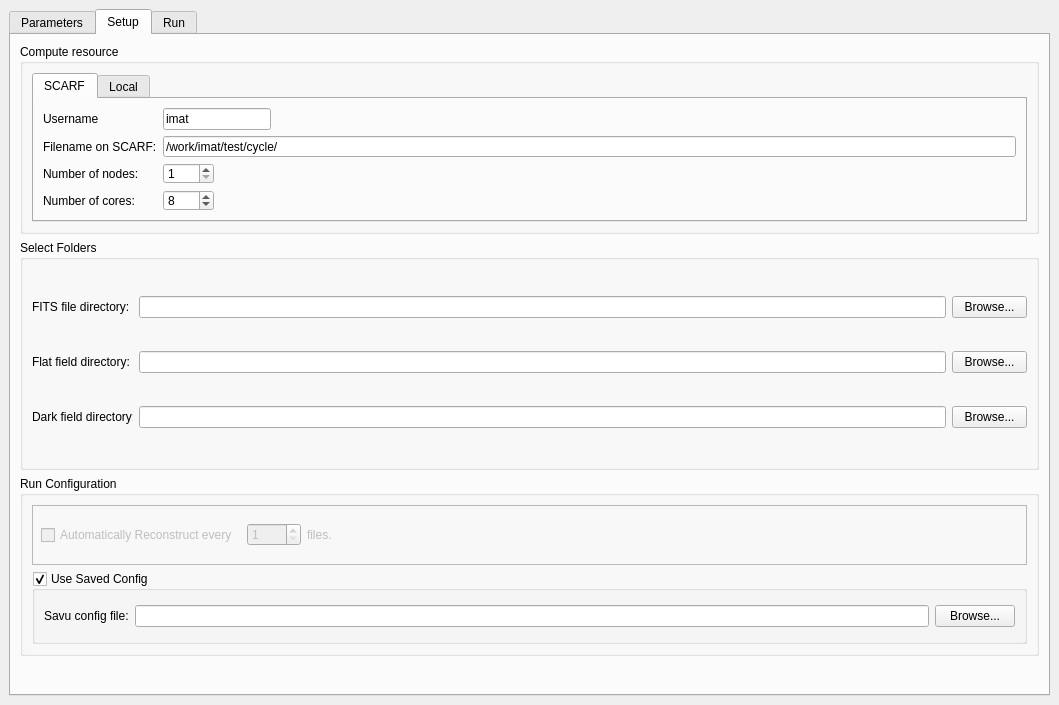
Above: Code/Mantid/MantidQt/CustomInterfaces/inc/MantidQtCustomInterfaces/TomoReconstruction.ui from mantidproject/mantid before the change. Below: the same form after it.
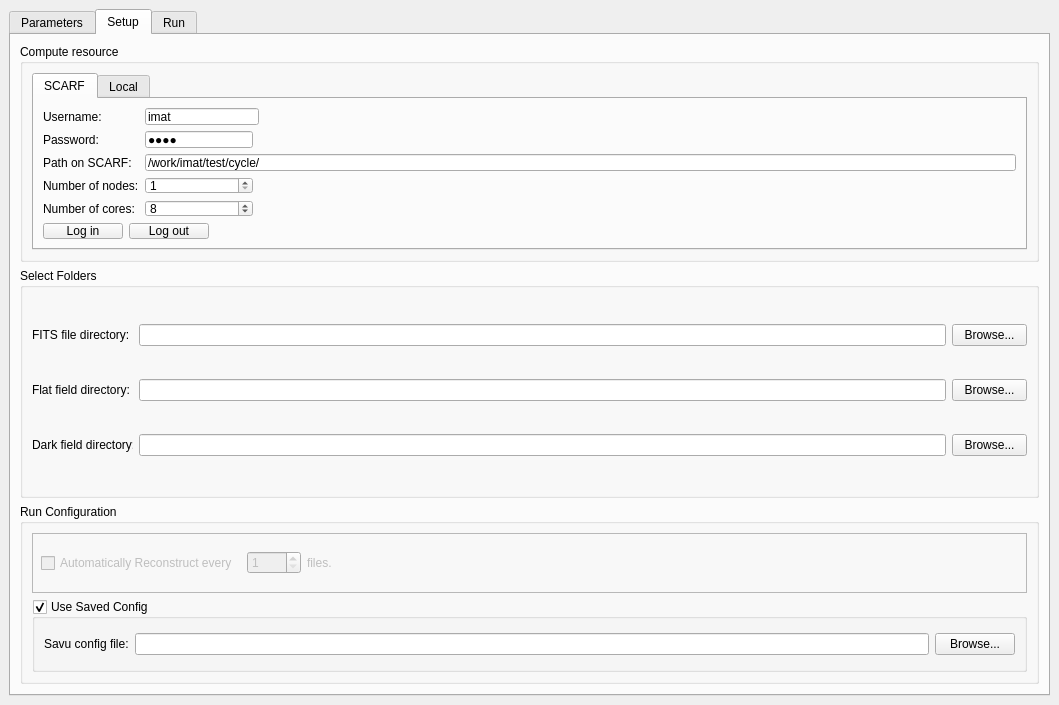
That is the form after the change. The open tabs and pages were chosen to show the change.

Commit message: more compute resource, login/logout functionality, re #10564

What changed in the file:
```diff
--- a/Code/Mantid/MantidQt/CustomInterfaces/inc/MantidQtCustomInterfaces/TomoReconstruction.ui
+++ b/Code/Mantid/MantidQt/CustomInterfaces/inc/MantidQtCustomInterfaces/TomoReconstruction.ui
@@ -411,10 +411,106 @@
               <layout class="QGridLayout" name="gridLayout_26">
                <item row="0" column="0">
                 <layout class="QGridLayout" name="gridLayout_27">
+                 <item row="5" column="0" colspan="4">
+                  <layout class="QHBoxLayout" name="horizontalLayout_8">
+                   <item>
+                    <widget class="QPushButton" name="pushButton_SCARF_login">
+                     <property name="text">
+                      <string>Log in</string>
+                     </property>
+                    </widget>
+                   </item>
+                   <item>
+                    <widget class="QPushButton" name="pushButton_SCARF_logout">
+                     <property name="text">
+                      <string>Log out</string>
+                     </property>
+                    </widget>
+                   </item>
+                   <item>
+                    <spacer name="horizontalSpacer_12">
+                     <property name="orientation">
+                      <enum>Qt::Horizontal</enum>
+                     </property>
+                     <property name="sizeHint" stdset="0">
+                      <size>
+                       <width>198</width>
+                       <height>20</height>
+                      </size>
+                     </property>
+                    </spacer>
+                   </item>
+                  </layout>
+                 </item>
                  <item row="0" column="0">
                   <widget class="QLabel" name="label_21">
                    <property name="text">
-                    <string>Username</string>
+                    <string>Username:</string>
+                   </property>
+                  </widget>
+                 </item>
+                 <item row="3" column="1">
+                  <widget class="QSpinBox" name="spinBox_SCARFnumNodes">
+                   <property name="minimum">
+                    <number>1</number>
+                   </property>
+                   <property name="maximum">
+                    <number>99</number>
+                   </property>
+                   <property name="value">
+                    <number>1</number>
+                   </property>
+                  </widget>
+                 </item>
+                 <item row="3" column="2" colspan="2">
+                  <spacer name="horizontalSpacer_16">
+                   <property name="orientation">
+                    <enum>Qt::Horizontal</enum>
+                   </property>
+                   <property name="sizeHint" stdset="0">
+                    <size>
+                     <width>40</width>
+                     <height>20</height>
+                    </size>
+                   </property>
+                  </spacer>
+                 </item>
+                 <item row="3" column="0">
+                  <widget class="QLabel" name="label_23">
+                   <property name="text">
+                    <string>Number of nodes:</string>
+                   </property>
+                  </widget>
+                 </item>
+                 <item row="4" column="1">
+                  <widget class="QSpinBox" name="spinBox_SCARFnumCores">
+                   <property name="minimum">
+                    <number>1</number>
+                   </property>
+                   <property name="maximum">
+                    <number>99</number>
+                   </property>
+                   <property name="value">
+                    <number>8</number>
+                   </property>
+                  </widget>
+                 </item>
+                 <item row="1" column="1">
+                  <widget class="QLineEdit" name="lineEdit_SCARF_password">
+                   <property name="sizePolicy">
+                    <sizepolicy hsizetype="Preferred" vsizetype="Fixed">
+                     <horstretch>0</horstretch>
+                     <verstretch>0</verstretch>
+                    </sizepolicy>
+                   </property>
+                   <property name="text">
+                    <string>imat</string>
+                   </property>
+                   <property name="echoMode">
+                    <enum>QLineEdit::Password</enum>
+                   </property>
+                   <property name="cursorPosition">
+                    <number>4</number>
                    </property>
                   </widget>
                  </item>
@@ -444,75 +540,49 @@
                    </property>
                   </spacer>
                  </item>
+                 <item row="4" column="2" colspan="2">
+                  <spacer name="horizontalSpacer_17">
+                   <property name="orientation">
+                    <enum>Qt::Horizontal</enum>
+                   </property>
+                   <property name="sizeHint" stdset="0">
+                    <size>
+                     <width>40</width>
+                     <height>20</height>
+                    </size>
+                   </property>
+                  </spacer>
+                 </item>
                  <item row="1" column="0">
-                  <widget class="QLabel" name="label_22">
+                  <widget class="QLabel" name="label_SCARF_password">
                    <property name="text">
-                    <string>Filename on SCARF:</string>
+                    <string>Password:</string>
                    </property>
                   </widget>
                  </item>
-                 <item row="1" column="1" colspan="3">
-                  <widget class="QLineEdit" name="lineEdit_12">
+                 <item row="2" column="1" colspan="3">
+                  <widget class="QLineEdit" name="lineEdit_SCARF_path">
                    <property name="text">
                     <string>/work/imat/test/cycle/</string>
                    </property>
                   </widget>
                  </item>
                  <item row="2" column="0">
-                  <widget class="QLabel" name="label_23">
+                  <widget class="QLabel" name="label_22">
                    <property name="text">
-                    <string>Number of nodes:</string>
+                    <string>Path on SCARF:</string>
                    </property>
                   </widget>
                  </item>
-                 <item row="2" column="1">
-                  <widget class="QSpinBox" name="spinBox_SCARFnumNodes">
-                   <property name="minimum">
-                    <number>1</number>
-                   </property>
-                   <property name="maximum">
-                    <number>99</number>
-                   </property>
-                   <property name="value">
-                    <number>1</number>
-                   </property>
-                  </widget>
-                 </item>
-                 <item row="2" column="2" colspan="2">
-                  <spacer name="horizontalSpacer_16">
-                   <property name="orientation">
-                    <enum>Qt::Horizontal</enum>
-                   </property>
-                   <property name="sizeHint" stdset="0">
-                    <size>
-                     <width>40</width>
-                     <height>20</height>
-                    </size>
-                   </property>
-                  </spacer>
-                 </item>
-                 <item row="3" column="0">
+                 <item row="4" column="0">
                   <widget class="QLabel" name="label_24">
                    <property name="text">
                     <string>Number of cores:</string>
                    </property>
                   </widget>
                  </item>
-                 <item row="3" column="1">
-                  <widget class="QSpinBox" name="spinBox_SCARFnumCores">
-                   <property name="minimum">
-                    <number>1</number>
-                   </property>
-                   <property name="maximum">
-                    <number>99</number>
-                   </property>
-                   <property name="value">
-                    <number>8</number>
-                   </property>
-                  </widget>
-                 </item>
-                 <item row="3" column="2" colspan="2">
-                  <spacer name="horizontalSpacer_17">
+                 <item row="1" column="3">
+                  <spacer name="horizontalSpacer_20">
                    <property name="orientation">
                     <enum>Qt::Horizontal</enum>
                    </property>
```
Left out of the diff: 2 changed lines with no effect on the pictures. The commit also changes 2 other files.
